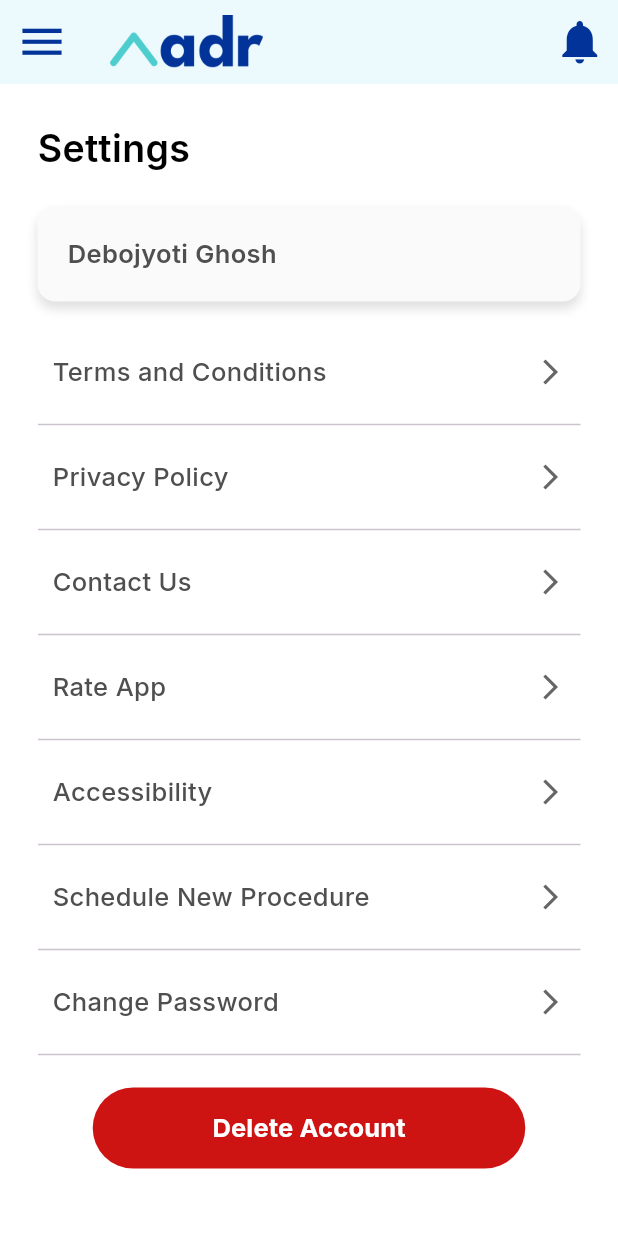
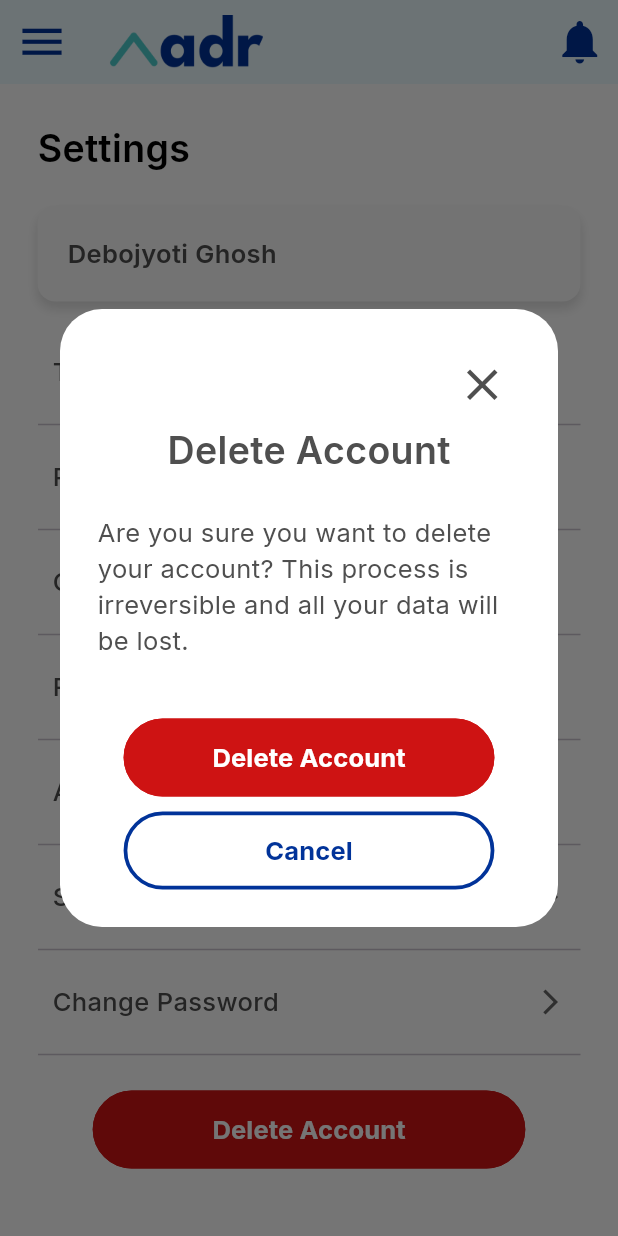
Before and after one commit to Debojyotibabai/upadr_flutter, a Flutter app: the SettingsScreen screen opened directly, after a tap on "Delete Account", on a phone screen of 412 x 824 dp. Run offline on Flutter 3.47's test engine with Material 3 defaults, Android fonts, the phone set to English and light mode, and no system bars; our stand-ins replace flutter_otp_text_field.

Commit message:
confirmation modal

```diff
--- a/lib/features/app/settings/presentation/pages/settings.dart
+++ b/lib/features/app/settings/presentation/pages/settings.dart
@@ -1,6 +1,7 @@
 import 'package:flutter/material.dart';
 import 'package:upadr/styles/light_colors.dart';
 import 'package:upadr/widgets/button/app_primary_button.dart';
+import 'package:upadr/widgets/dialog/confirmation_dialog.dart';
 import 'package:upadr/widgets/header/drawer_header_with_logo.dart';
 import 'package:upadr/widgets/text/primary_heading.dart';
 
@@ -67,7 +68,9 @@ class _SettingsScreenState extends State<SettingsScreen> {
                     children: [
                       Padding(
                         padding: const EdgeInsets.symmetric(
-                              vertical: 15, horizontal: 10),
+                          vertical: 15,
+                          horizontal: 10,
+                        ),
                         child: Row(
                           children: [
                             Text(
@@ -91,7 +94,8 @@ class _SettingsScreenState extends State<SettingsScreen> {
                       Divider(),
                     ],
                   );
-                  }),
+                },
+              ),
             ),
             Padding(
               padding: const EdgeInsets.symmetric(vertical: 20),
@@ -100,6 +104,20 @@ class _SettingsScreenState extends State<SettingsScreen> {
                   buttonText: "Delete Account",
                   backgroundColor: LightColors.deepRed,
                   width: MediaQuery.of(context).size.width * 0.7,
+                  onPressed: () {
+                    showDialog(
+                      context: context,
+                      builder: (BuildContext context) {
+                        return ConfirmationDialog(
+                          heading: "Delete Account",
+                          subheading:
+                              "Are you sure you want to delete your account? This process is irreversible and all your data will be lost.",
+                          confirmButtonText: "Delete Account",
+                          confirmButtonButtonColor: LightColors.deepRed,
+                        );
+                      },
+                    );
+                  },
                 ),
               ),
             ),
--- a/lib/main.dart
+++ b/lib/main.dart
@@ -1,5 +1,5 @@
 import 'package:flutter/material.dart';
-import 'package:upadr/features/app/notifications/presentation/pages/notifications.dart';
+import 'package:upadr/features/app/settings/presentation/pages/settings.dart';
 
 void main() {
   runApp(const MyApp());
@@ -18,7 +18,7 @@ class MyApp extends StatelessWidget {
         scaffoldBackgroundColor: Colors.white,
       ),
       debugShowCheckedModeBanner: false,
-      home: NotificationsScreen(),
+      home: SettingsScreen(),
     );
   }
 }
--- a/lib/widgets/button/app_primary_button.dart
+++ b/lib/widgets/button/app_primary_button.dart
@@ -7,7 +7,7 @@ class AppPrimaryButton extends StatelessWidget {
     required this.buttonText,
     this.width,
     this.backgroundColor,
-    this.textColor,
+    this.textColor = Colors.white,
     this.onPressed,
   });
 
@@ -26,10 +26,22 @@ class AppPrimaryButton extends StatelessWidget {
         style: ButtonStyle(
           elevation: WidgetStateProperty.all<double>(0),
           padding: WidgetStateProperty.all<EdgeInsets>(
-            EdgeInsets.symmetric(horizontal: 20, vertical: 15),
+            EdgeInsets.symmetric(horizontal: 20, vertical: 14),
           ),
           backgroundColor: WidgetStateProperty.all<Color>(
-              backgroundColor ?? LightColors.deepBlue),
+            backgroundColor ?? LightColors.deepBlue,
+          ),
+          shape: WidgetStateProperty.all(
+            RoundedRectangleBorder(
+              borderRadius: BorderRadius.circular(50),
+              side: BorderSide(
+                width: 2.5,
+                color: textColor != Colors.white
+                    ? textColor!
+                    : backgroundColor ?? LightColors.deepBlue,
+              ),
+            ),
+          ),
         ),
         child: Text(
           buttonText,
@@ -37,7 +49,7 @@ class AppPrimaryButton extends StatelessWidget {
             fontFamily: "Inter",
             fontSize: 17,
             fontWeight: FontWeight.w700,
-            color: textColor ?? Colors.white,
+            color: textColor,
           ),
         ),
       ),
--- /dev/null
+++ b/lib/widgets/dialog/confirmation_dialog.dart
@@ -0,0 +1,85 @@
+import 'package:flutter/material.dart';
+import 'package:upadr/styles/light_colors.dart';
+import 'package:upadr/widgets/button/app_primary_button.dart';
+import 'package:upadr/widgets/text/primary_heading.dart';
+import 'package:upadr/widgets/text/primary_subheading.dart';
+
+class ConfirmationDialog extends StatelessWidget {
+  const ConfirmationDialog({
+    super.key,
+    required this.heading,
+    required this.subheading,
+    required this.confirmButtonText,
+    required this.confirmButtonButtonColor,
+    this.onConfirm,
+  });
+
+  final String heading;
+  final String subheading;
+  final String confirmButtonText;
+  final Color confirmButtonButtonColor;
+  final void Function()? onConfirm;
+
+  @override
+  Widget build(BuildContext context) {
+    return Dialog(
+      backgroundColor: Colors.white,
+      child: Padding(
+        padding: const EdgeInsets.all(25),
+        child: Column(
+          mainAxisAlignment: MainAxisAlignment.start,
+          crossAxisAlignment: CrossAxisAlignment.center,
+          mainAxisSize: MainAxisSize.min,
+          children: [
+            Row(
+              children: [
+                Spacer(),
+                IconButton(
+                  onPressed: () {
+                    Navigator.pop(context);
+                  },
+                  icon: Icon(
+                    Icons.close,
+                    size: 35,
+                    color: LightColors.gray400,
+                  ),
+                ),
+              ],
+            ),
+            PrimaryHeading(
+              text: heading,
+              textColor: LightColors.gray400,
+            ),
+            SizedBox(
+              height: 25,
+            ),
+            PrimarySubheading(
+              text: subheading,
+            ),
+            SizedBox(
+              height: 40,
+            ),
+            AppPrimaryButton(
+              buttonText: confirmButtonText,
+              width: MediaQuery.of(context).size.width * 0.6,
+              backgroundColor: confirmButtonButtonColor,
+              onPressed: onConfirm ?? () {},
+            ),
+            SizedBox(
+              height: 10,
+            ),
+            AppPrimaryButton(
+              buttonText: "Cancel",
+              width: MediaQuery.of(context).size.width * 0.6,
+              textColor: LightColors.deepBlue,
+              backgroundColor: Colors.white,
+              onPressed: () {
+                Navigator.pop(context);
+              },
+            ),
+          ],
+        ),
+      ),
+    );
+  }
+}
```
Lines whose indentation alone changed are shown as unchanged.
